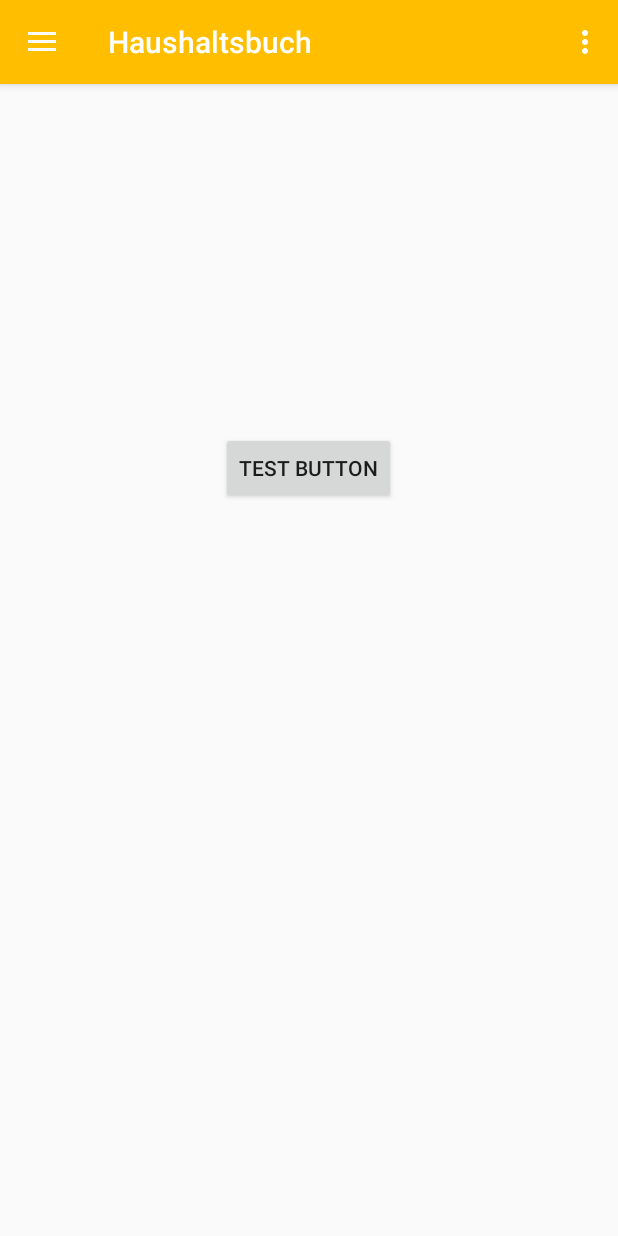
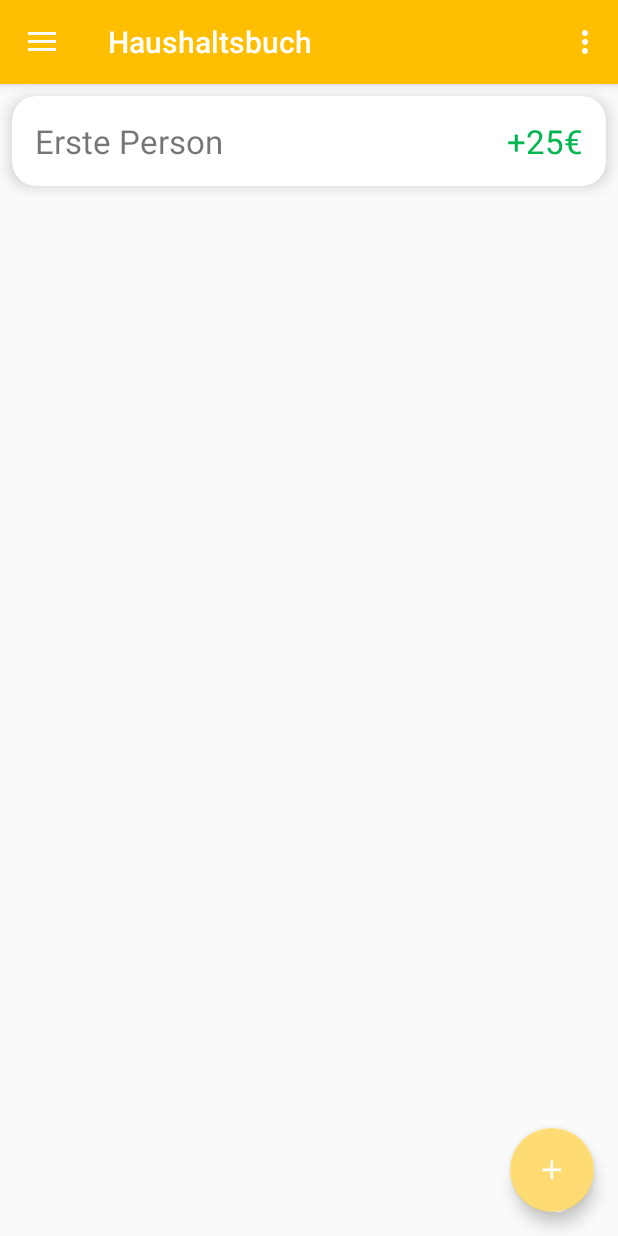
Before and after one commit to Wieee/WGPlaner, an Android app: the screen it shows after launch (MainActivity), on a phone screen of 412 x 824 dp. Run offline under Robolectric (Android 15) with nearby library versions, the phone set to English and light mode, and no system bars.

Commit message:
Haushaltsbuch start of the implementation Refactoring in Einkaufszettel

```diff
--- a/app/src/main/java/vorlesung/hslu/wgapp/EinkaufszettelCustomAdapter.java
+++ b/app/src/main/java/vorlesung/hslu/wgapp/EinkaufszettelCustomAdapter.java
@@ -52,7 +52,7 @@ public class EinkaufszettelCustomAdapter extends BaseAdapter {
         itemCheck.setOnCheckedChangeListener(new CompoundButton.OnCheckedChangeListener(){
             @Override
             public void onCheckedChanged(CompoundButton buttonView, boolean isChecked) {
-                FloatingActionButton fab = (FloatingActionButton) activity.findViewById(R.id.fabShopped);
+                FloatingActionButton fab = (FloatingActionButton) activity.findViewById(R.id.einkaufszettel_fabShopped);
                 if (isChecked == true){
                     checkedCounter++;
                     EinkaufszettelFragment.gekaufteListe.add((String) getItem(position));
--- /dev/null
+++ b/app/src/main/java/vorlesung/hslu/wgapp/HaushaltsbuchCustomAdapter.java
@@ -0,0 +1,47 @@
+package vorlesung.hslu.wgapp;
+
+import android.app.Activity;
+import android.content.Context;
+import android.view.LayoutInflater;
+import android.view.View;
+import android.view.ViewGroup;
+import android.widget.BaseAdapter;
+import android.widget.TextView;
+
+public class HaushaltsbuchCustomAdapter extends BaseAdapter {
+
+    Activity activity;
+    public HaushaltsbuchCustomAdapter(Activity activity){
+        this.activity = activity;
+    }
+
+    @Override
+    public int getCount() {
+        return 1;
+    }
+
+    @Override
+    public Object getItem(int position) {
+        return null;
+    }
+
+    @Override
+    public long getItemId(int position) {
+        return position;
+    }
+
+    @Override
+    public View getView(int position, View convertView, ViewGroup parent) {
+        View row = convertView;
+        if (row==null) {
+            LayoutInflater inflater=(LayoutInflater) activity.getSystemService(Context.LAYOUT_INFLATER_SERVICE);
+            row = inflater.inflate(R.layout.haushaltsbuch_listview_item, parent, false);
+        }
+        TextView itemTitel = (TextView) row.findViewById(R.id.haushaltsbuch_list_item_name);
+        TextView itemAmount = (TextView) row.findViewById(R.id.haushaltsbuch_list_item_amount);
+
+        itemTitel.setText("Erste Person");
+        itemAmount.setText("+25€");
+        return row;
+    }
+}
--- a/app/src/main/java/vorlesung/hslu/wgapp/HaushaltsbuchFragment.java
+++ b/app/src/main/java/vorlesung/hslu/wgapp/HaushaltsbuchFragment.java
@@ -1,22 +1,79 @@
 package vorlesung.hslu.wgapp;
 
+import android.app.Dialog;
 import android.app.Fragment;
 import android.os.Bundle;
 import android.support.annotation.Nullable;
+import android.support.design.widget.FloatingActionButton;
 import android.view.LayoutInflater;
 import android.view.View;
 import android.view.ViewGroup;
+import android.widget.BaseAdapter;
+import android.widget.Button;
+import android.widget.EditText;
+import android.widget.ListView;
+import android.widget.Toast;
+
+import java.util.ArrayList;
 
 public class HaushaltsbuchFragment extends Fragment {
-    View haushaltsbuchview;
+    View haushaltsbuchView;
+    BaseAdapter customAdapter;
+    ArrayList<HaushaltsbuchAusgabenObjekt> ausgabenListe;
+    ArrayList<String> usersListe;
 
     @Nullable
     @Override
     public View onCreateView(LayoutInflater inflater, @Nullable ViewGroup container, Bundle savedInstanceState) {
-        haushaltsbuchview = inflater.inflate(R.layout.haushaltsbuch_fragment, container, false);
+
+        haushaltsbuchView = inflater.inflate(R.layout.haushaltsbuch_fragment, container, false);
         ((MainActivity) getActivity()).getSupportActionBar().setTitle("Haushaltsbuch");
-        return haushaltsbuchview;
+
+        customAdapter = new HaushaltsbuchCustomAdapter(getActivity());
+        ListView listView = (ListView) haushaltsbuchView.findViewById(R.id.haushaltsbuch_ListView);
+        listView.setAdapter(customAdapter);
+
+        FloatingActionButton fabAdd = (FloatingActionButton) haushaltsbuchView.findViewById(R.id.haushaltsbuch_fabAdd);
+        fabAdd.setOnClickListener(new View.OnClickListener() {
+            @Override
+            public void onClick(View view) {
+                customAlertDialog();
+            }
+        });
+
+
+        return haushaltsbuchView;
     }
 
+    private void customAlertDialog() {
+        final Dialog MyDialog = new Dialog(getActivity());
+        MyDialog.setContentView(R.layout.haushaltsbuch_dialog_new_expense);
+        MyDialog.show();
 
+        Button button = (Button) MyDialog.findViewById(R.id.einkaufszettel_dialog_btn);
+        button.setOnClickListener(new View.OnClickListener() {
+            @Override
+            public void onClick(View view) {
+
+                //NOCH NICHT FUNKTIONSTÜCHTIG
+                String name = ((EditText) MyDialog.findViewById(R.id.haushaltsbuch_dialog_product_name)).getText() + "";
+
+                //amount muss double(am besten neue Klasse Währung einführen) sein, um verrechnung möglich zu machen
+                String amount = ((EditText) MyDialog.findViewById(R.id.haushaltsbuch_dialog_amount)).getText() + "";
+
+                //date Struktur angucken, ist das notwendig?
+                String date = ((EditText) MyDialog.findViewById(R.id.haushaltsbuch_dialog_date)).getText() + "";
+
+                HaushaltsbuchAusgabenObjekt newExpense = new HaushaltsbuchAusgabenObjekt(name, amount, date);
+                ausgabenListe.add(newExpense);
+
+                MyDialog.hide();
+                Toast toast = Toast.makeText(
+                        view.getContext(),
+                        newExpense + " wurde erstellt.",
+                        Toast.LENGTH_SHORT);
+                toast.show();
+            }
+        });
+    }
 }
--- a/app/src/main/res/layout/einkaufszettel_fragment.xml
+++ b/app/src/main/res/layout/einkaufszettel_fragment.xml
@@ -18,7 +18,7 @@
         android:layout_gravity="bottom|end">
 
     <android.support.design.widget.FloatingActionButton
-        android:id="@+id/fabAdd"
+        android:id="@+id/einkaufszettel_fabAdd"
         android:layout_width="wrap_content"
         android:layout_height="wrap_content"
         android:layout_alignParentBottom="true"
@@ -32,7 +32,7 @@
 
 
     <android.support.design.widget.FloatingActionButton
-        android:id="@+id/fabShopped"
+        android:id="@+id/einkaufszettel_fabShopped"
         android:layout_width="wrap_content"
         android:layout_height="wrap_content"
         android:layout_margin="16dp"
--- /dev/null
+++ b/app/src/main/res/layout/haushaltsbuch_dialog_user_screen.xml
@@ -0,0 +1,6 @@
+<?xml version="1.0" encoding="utf-8"?>
+<LinearLayout xmlns:android="http://schemas.android.com/apk/res/android"
+    android:orientation="vertical" android:layout_width="match_parent"
+    android:layout_height="match_parent">
+
+</LinearLayout>
--- a/app/src/main/res/layout/haushaltsbuch_fragment.xml
+++ b/app/src/main/res/layout/haushaltsbuch_fragment.xml
@@ -1,13 +1,26 @@
 <RelativeLayout xmlns:android="http://schemas.android.com/apk/res/android"
     android:layout_width="match_parent"
-    android:layout_height="match_parent">
+    android:layout_height="match_parent"
+    xmlns:app="http://schemas.android.com/apk/res-auto">
 
-    <Button
-        android:id="@+id/button2"
-        android:layout_width="wrap_content"
+    <ListView
+        android:id="@+id/haushaltsbuch_ListView"
+        android:layout_width="match_parent"
         android:layout_height="wrap_content"
-        android:layout_alignParentTop="true"
-        android:layout_centerHorizontal="true"
-        android:layout_marginTop="232dp"
-        android:text="Test Button" />
+        android:choiceMode="multipleChoice"
+        android:divider="@color/white"/>
+
+        <android.support.design.widget.FloatingActionButton
+            android:id="@+id/haushaltsbuch_fabAdd"
+            android:layout_width="wrap_content"
+            android:layout_height="wrap_content"
+            android:layout_alignParentBottom="true"
+            android:layout_alignParentRight="true"
+            android:layout_margin="16dp"
+            android:src="@mipmap/ic_add"
+            android:scaleType="center"
+            app:elevation="6dp"
+            app:fabSize="normal"
+            app:pressedTranslationZ="12dp" />
+
 </RelativeLayout>
--- /dev/null
+++ b/app/src/main/res/layout/haushaltsbuch_listview_item.xml
@@ -0,0 +1,54 @@
+<?xml version="1.0" encoding="utf-8"?>
+<RelativeLayout xmlns:android="http://schemas.android.com/apk/res/android"
+xmlns:app="http://schemas.android.com/apk/res-auto"
+xmlns:card_view="http://schemas.android.com/tools"
+
+android:id="@+id/haushaltsbuch_cardView"
+android:layout_width="match_parent"
+android:layout_height="match_parent">
+
+<android.support.v7.widget.CardView
+
+    android:layout_width="match_parent"
+    android:layout_height="wrap_content"
+    android:layout_marginBottom="@dimen/activity_vertical_margin"
+    android:layout_margin="8dp"
+    android:clickable="true"
+    android:focusable="true"
+    android:foreground="?android:attr/selectableItemBackground"
+    app:cardCornerRadius="@dimen/activity_vertical_margin"
+    app:cardElevation="6dp"
+    >
+
+
+    <RelativeLayout
+        android:layout_width="match_parent"
+        android:layout_height="wrap_content"
+        android:padding="15dp">
+
+        <TextView
+            android:id="@+id/haushaltsbuch_list_item_name"
+            android:layout_width="wrap_content"
+            android:layout_height="wrap_content"
+            android:layout_alignParentTop="true"
+            android:text="Name oder/und Bild"
+            android:layout_centerVertical="true"
+            android:textSize="22sp" />
+
+        <TextView
+            android:id="@+id/haushaltsbuch_list_item_amount"
+            android:layout_width="wrap_content"
+            android:layout_height="wrap_content"
+            android:layout_alignParentTop="true"
+            android:layout_alignParentRight="true"
+            android:text="+25€"
+            android:layout_centerVertical="true"
+            android:textSize="22sp"
+            android:textColor="@color/haushaltsbuch_plus_money"/>
+    </RelativeLayout>
+
+</android.support.v7.widget.CardView>
+
+
+
+</RelativeLayout>
--- a/app/src/main/res/values/colors.xml
+++ b/app/src/main/res/values/colors.xml
@@ -6,4 +6,7 @@
     <color name="white"> #FFFFFF</color>
     <color name="accent_material_light_1">#FFF273</color>
     <color name="primary_text_material_light">#A69700</color>
+    <color name="haushaltsbuch_plus_money">#00B64F</color>
+    <color name="haushaltsbuch_minus_money">#FF3500</color>
+
 </resources>
```
Also changed, not shown: app/src/main/java/vorlesung/hslu/wgapp/EinkaufszettelFragment.java (+13 -13 lines), app/src/main/java/vorlesung/hslu/wgapp/HaushaltsbuchAusgabenObjekt.java (added, +65 -0 lines), app/src/main/res/layout/haushaltsbuch_dialog_new_expense.xml (added, +87 -0 lines).
